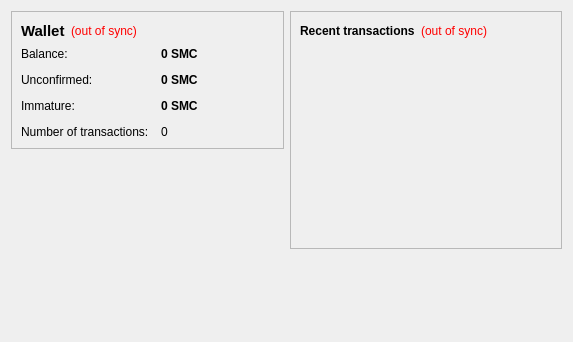
This is src/qt/forms/overviewpage.ui in SconeDawg1/dora as Qt 5 draws it before an edit. The edited form follows.
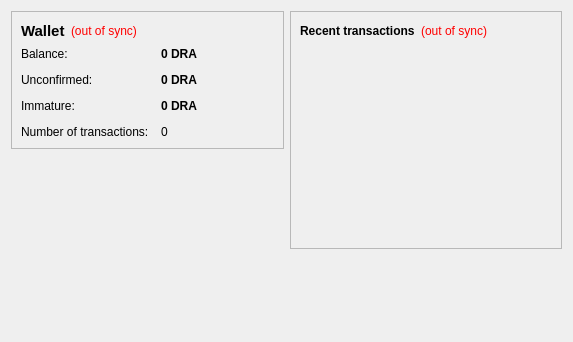
This is the edited form.

Patch:
```diff
--- a/src/qt/forms/overviewpage.ui
+++ b/src/qt/forms/overviewpage.ui
@@ -105,7 +105,7 @@
              <string>Your current balance</string>
             </property>
             <property name="text">
-             <string notr="true">0 SMC</string>
+             <string notr="true">0 DRA</string>
             </property>
             <property name="textInteractionFlags">
              <set>Qt::LinksAccessibleByMouse|Qt::TextSelectableByKeyboard|Qt::TextSelectableByMouse</set>
@@ -134,7 +134,7 @@
              <string>Total of transactions that have yet to be confirmed, and do not yet count toward the current balance</string>
             </property>
             <property name="text">
-             <string notr="true">0 SMC</string>
+             <string notr="true">0 DRA</string>
             </property>
             <property name="textInteractionFlags">
              <set>Qt::LinksAccessibleByMouse|Qt::TextSelectableByKeyboard|Qt::TextSelectableByMouse</set>
@@ -177,7 +177,7 @@
              <string>Mined balance that has not yet matured</string>
             </property>
             <property name="text">
-             <string notr="true">0 SMC</string>
+             <string notr="true">0 DRA</string>
             </property>
             <property name="textInteractionFlags">
              <set>Qt::LinksAccessibleByMouse|Qt::TextSelectableByKeyboard|Qt::TextSelectableByMouse</set>
```
Left out of the diff: 4 changed lines with no effect on the pictures.
